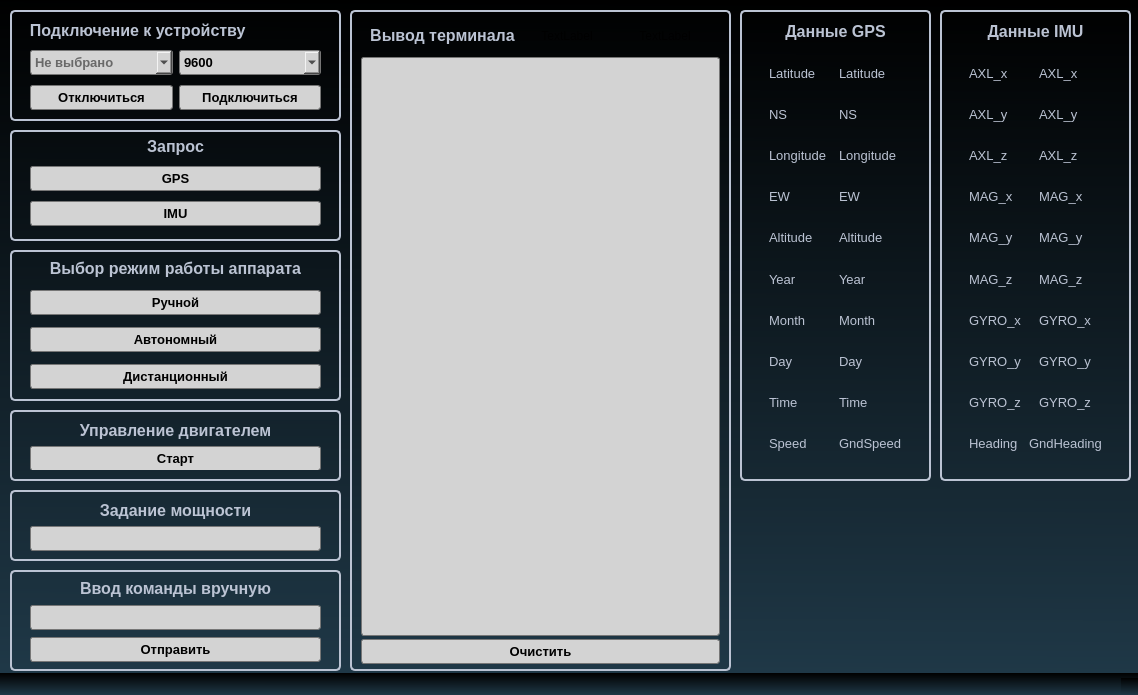
The window that mainwindow.ui (rmtsoftware/SerialWritter) describes before a commit, drawn with Qt 5.
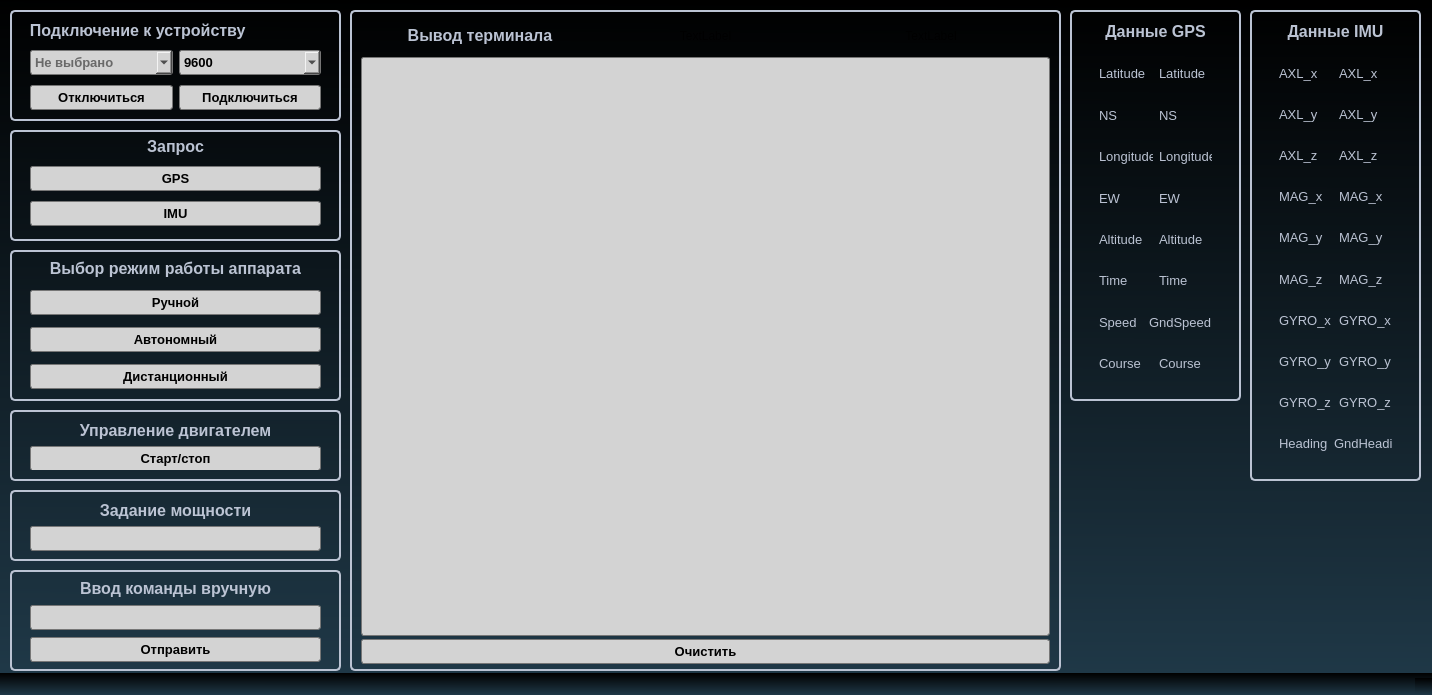
The same window after the commit.

Patch:
```diff
--- a/mainwindow.ui
+++ b/mainwindow.ui
@@ -6,7 +6,7 @@
    <rect>
     <x>0</x>
     <y>0</y>
-    <width>1138</width>
+    <width>1432</width>
     <height>695</height>
    </rect>
   </property>
@@ -119,7 +119,7 @@
      <rect>
       <x>350</x>
       <y>10</y>
-      <width>381</width>
+      <width>711</width>
       <height>661</height>
      </rect>
     </property>
@@ -655,10 +655,14 @@
 	border: 1px solid rgb(79, 175, 227);
 	border-radius: 3px;
 	color: rgb(0,122,217);
+}
+
+QPushButton:disabled {
+	background-color: rgb(113, 113, 113);
 }</string>
           </property>
           <property name="text">
-           <string>Старт</string>
+           <string>Старт/стоп</string>
           </property>
          </widget>
         </item>
@@ -1030,10 +1034,10 @@
    <widget class="QFrame" name="frame_main_gps_data">
     <property name="geometry">
      <rect>
-      <x>740</x>
+      <x>1070</x>
       <y>10</y>
-      <width>191</width>
-      <height>471</height>
+      <width>171</width>
+      <height>391</height>
      </rect>
     </property>
     <property name="styleSheet">
@@ -1220,96 +1224,6 @@
           </layout>
          </widget>
         </item>
-        <item>
-         <widget class="QFrame" name="frame_year">
-          <layout class="QHBoxLayout" name="horizontalLayout_11">
-           <item>
-            <widget class="QLabel" name="lb_year">
-             <property name="styleSheet">
-              <string notr="true">font-size: 10pt;
-border: none;
-color: rgb(187, 195, 211);</string>
-             </property>
-             <property name="text">
-              <string>Year</string>
-             </property>
-            </widget>
-           </item>
-           <item>
-            <widget class="QLabel" name="lb_year_val">
-             <property name="styleSheet">
-              <string notr="true">font-size: 10pt;
-border: none;
-color: rgb(187, 195, 211);</string>
-             </property>
-             <property name="text">
-              <string>Year</string>
-             </property>
-            </widget>
-           </item>
-          </layout>
-         </widget>
-        </item>
-        <item>
-         <widget class="QFrame" name="frame_month">
-          <layout class="QHBoxLayout" name="horizontalLayout_12">
-           <item>
-            <widget class="QLabel" name="lb_month">
-             <property name="styleSheet">
-              <string notr="true">font-size: 10pt;
-border: none;
-color: rgb(187, 195, 211);</string>
-             </property>
-             <property name="text">
-              <string>Month</string>
-             </property>
-            </widget>
-           </item>
-           <item>
-            <widget class="QLabel" name="lb_month_val">
-             <property name="styleSheet">
-              <string notr="true">font-size: 10pt;
-border: none;
-color: rgb(187, 195, 211);</string>
-             </property>
-             <property name="text">
-              <string>Month</string>
-             </property>
-            </widget>
-           </item>
-          </layout>
-         </widget>
-        </item>
-        <item>
-         <widget class="QFrame" name="frame_day">
-          <layout class="QHBoxLayout" name="horizontalLayout_13">
-           <item>
-            <widget class="QLabel" name="lb_day">
-             <property name="styleSheet">
-              <string notr="true">font-size: 10pt;
-border: none;
-color: rgb(187, 195, 211);</string>
-             </property>
-             <property name="text">
-              <string>Day</string>
-             </property>
-            </widget>
-           </item>
-           <item>
-            <widget class="QLabel" name="lb_day_val">
-             <property name="styleSheet">
-              <string notr="true">font-size: 10pt;
-border: none;
-color: rgb(187, 195, 211);</string>
-             </property>
-             <property name="text">
-              <string>Day</string>
-             </property>
-            </widget>
-           </item>
-          </layout>
-         </widget>
-        </item>
         <item>
          <widget class="QFrame" name="frame_time">
           <layout class="QHBoxLayout" name="horizontalLayout_14">
@@ -1370,6 +1284,36 @@
           </layout>
          </widget>
         </item>
+        <item>
+         <widget class="QFrame" name="frame_grndSpeed_2">
+          <layout class="QHBoxLayout" name="horizontalLayout_16">
+           <item>
+            <widget class="QLabel" name="lb_rmc_course">
+             <property name="styleSheet">
+              <string notr="true">font-size: 10pt;
+border: none;
+color: rgb(187, 195, 211);</string>
+             </property>
+             <property name="text">
+              <string>Course</string>
+             </property>
+            </widget>
+           </item>
+           <item>
+            <widget class="QLabel" name="lb_rmc_cource_val">
+             <property name="styleSheet">
+              <string notr="true">font-size: 10pt;
+border: none;
+color: rgb(187, 195, 211);</string>
+             </property>
+             <property name="text">
+              <string>Course</string>
+             </property>
+            </widget>
+           </item>
+          </layout>
+         </widget>
+        </item>
        </layout>
       </widget>
      </item>
@@ -1378,9 +1322,9 @@
    <widget class="QFrame" name="frame_main_imu_data">
     <property name="geometry">
      <rect>
-      <x>940</x>
+      <x>1250</x>
       <y>10</y>
-      <width>191</width>
+      <width>171</width>
       <height>471</height>
      </rect>
     </property>
```
Left out of the diff: 4 changed lines with no effect on the pictures.
